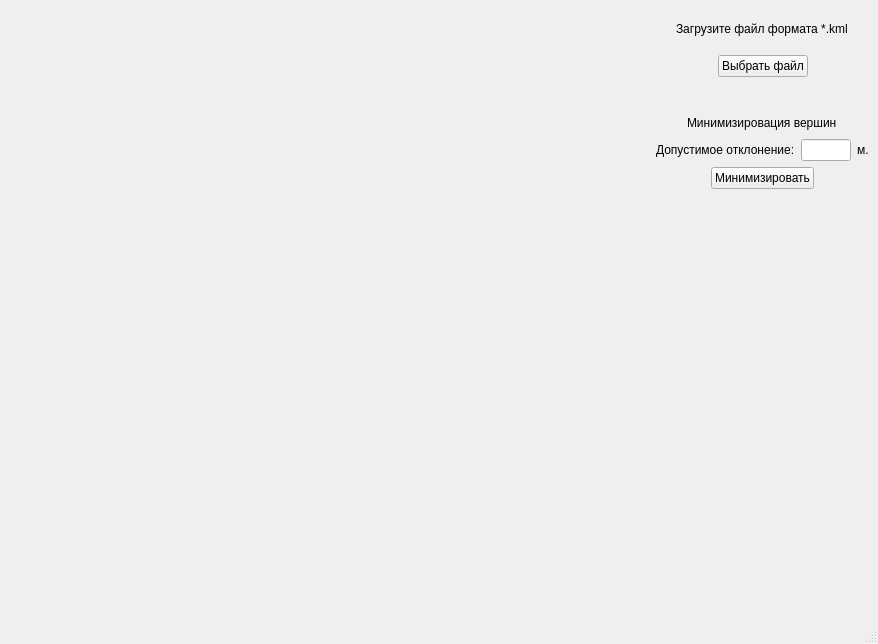
First picture: the form in View/view.ui, repository safosaffers/KMLViewer, before the edit.
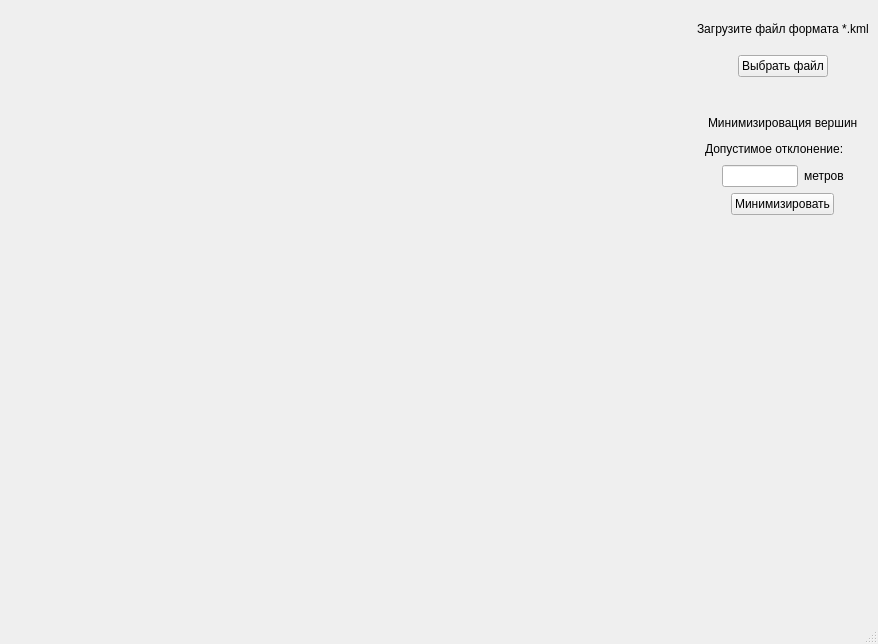
Second picture: the form after the edit.

```diff
--- a/View/view.ui
+++ b/View/view.ui
@@ -21,7 +21,7 @@
        <widget class="QWidget" name="glwidget" native="true"/>
       </item>
       <item>
-       <layout class="QVBoxLayout" name="verticalLayout" stretch="1,1,0,0,0,0,8">
+       <layout class="QVBoxLayout" name="verticalLayout" stretch="1,1,0,0,0,0,0,8">
         <item>
          <layout class="QHBoxLayout" name="horizontalLayout_5">
           <item>
@@ -159,7 +159,7 @@
          </layout>
         </item>
         <item>
-         <layout class="QHBoxLayout" name="horizontalLayout_4" stretch="1,1,1,1,5,3,3">
+         <layout class="QHBoxLayout" name="horizontalLayout_4" stretch="1,1,3">
           <item>
            <spacer name="horizontalSpacer_5">
             <property name="orientation">
@@ -187,7 +187,24 @@
            </widget>
           </item>
           <item>
-           <spacer name="horizontalSpacer_12">
+           <spacer name="horizontalSpacer_6">
+            <property name="orientation">
+             <enum>Qt::Orientation::Horizontal</enum>
+            </property>
+            <property name="sizeHint" stdset="0">
+             <size>
+              <width>40</width>
+              <height>20</height>
+             </size>
+            </property>
+           </spacer>
+          </item>
+         </layout>
+        </item>
+        <item>
+         <layout class="QHBoxLayout" name="horizontalLayout_8" stretch="1,3,1,1">
+          <item>
+           <spacer name="horizontalSpacer_17">
             <property name="orientation">
              <enum>Qt::Orientation::Horizontal</enum>
             </property>
@@ -210,20 +227,7 @@
            </widget>
           </item>
           <item>
-           <spacer name="horizontalSpacer_11">
-            <property name="orientation">
-             <enum>Qt::Orientation::Horizontal</enum>
-            </property>
-            <property name="sizeHint" stdset="0">
-             <size>
-              <width>40</width>
-              <height>20</height>
-             </size>
-            </property>
-           </spacer>
-          </item>
-          <item>
-           <widget class="QLabel" name="lblMeters">
+           <widget class="QLabel" name="lblMeters_2">
             <property name="maximumSize">
              <size>
               <width>16777215</width>
@@ -231,12 +235,12 @@
              </size>
             </property>
             <property name="text">
-             <string>м.</string>
+             <string>метров</string>
             </property>
            </widget>
           </item>
           <item>
-           <spacer name="horizontalSpacer_6">
+           <spacer name="horizontalSpacer_16">
             <property name="orientation">
              <enum>Qt::Orientation::Horizontal</enum>
             </property>
```
